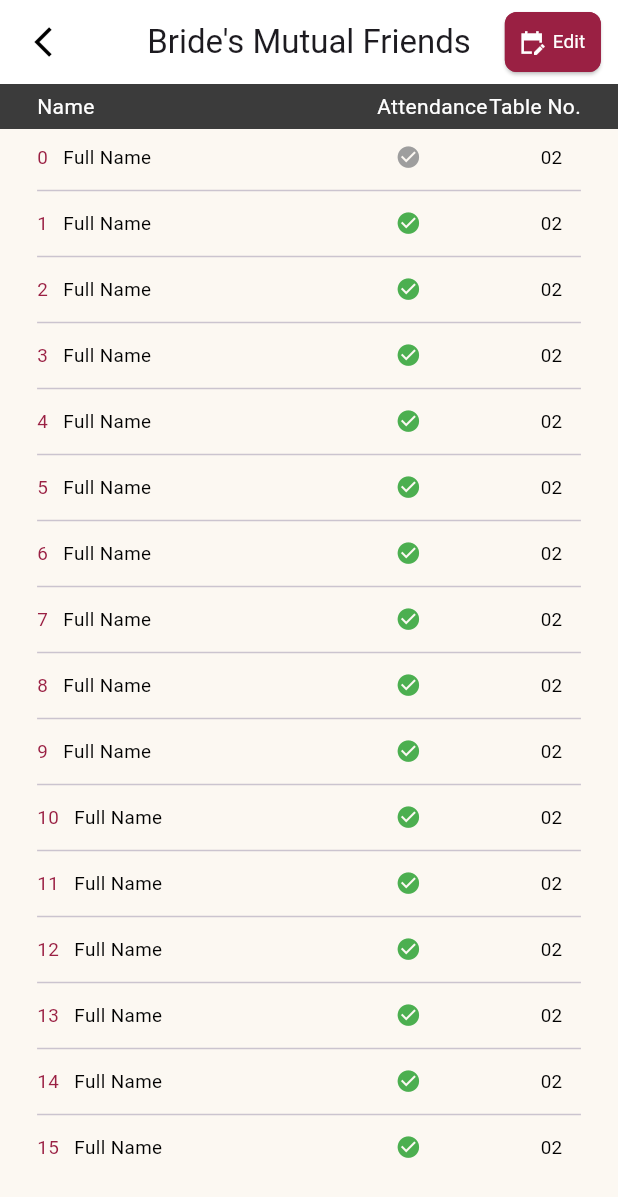
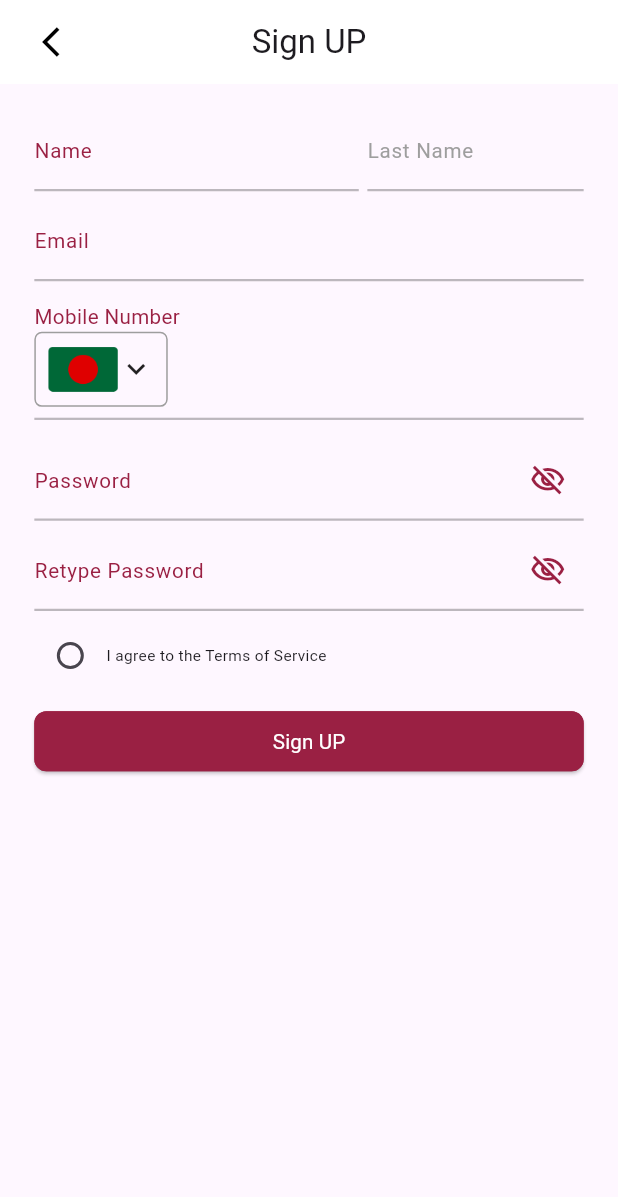
Before and after one commit to mdfahim8990/beeya, a Flutter app: the screen it shows after launch, on a phone screen of 412 x 824 dp. Shown: the top 1197 px of the screen. Run offline on Flutter 3.47's test engine with Material 3 defaults, Android fonts, the phone set to English and light mode, and no system bars; our stand-ins replace flutter_local_notifications, flutter_screenutil, google_fonts, mask_text_input_formatter, timezone.

Commit message:
Sign Up Page

```diff
--- a/lib/components/custom_button.dart
+++ b/lib/components/custom_button.dart
@@ -27,8 +27,6 @@ class CustomButton extends StatelessWidget {
   Widget build(BuildContext context) {
     ScreenUtil.init(context);
     return ElevatedButton(
-
-
       onPressed: onPressed,
       style: ElevatedButton.styleFrom(
           //minimumSize: Size.fromHeight(10), // Set this
--- a/lib/main.dart
+++ b/lib/main.dart
@@ -1,4 +1,5 @@
 import 'package:beeya/local_notification/local_notification.dart';
+import 'package:beeya/pages/auth/Sign_up.dart';
 import 'package:beeya/pages/auth/sing_in.dart';
 import 'package:beeya/pages/gift/gift_payment.dart';
 import 'package:beeya/pages/gift/send_gift.dart';
@@ -38,7 +39,7 @@ class MyApp extends StatelessWidget {
         colorScheme: ColorScheme.fromSeed(seedColor: Colors.deepPurple),
        // useMaterial3: true,
       ),
-      home:   BridesMutualFriend(),
+      home:   SignUpPage(),
     );
   }
 }
--- /dev/null
+++ b/lib/pages/auth/Sign_up.dart
@@ -0,0 +1,296 @@
+import 'package:beeya/components/custom_button.dart';
+import 'package:beeya/components/custom_text_field.dart';
+import 'package:beeya/config/them_config.dart';
+import 'package:flutter/material.dart';
+import 'package:flutter_screenutil/flutter_screenutil.dart';
+
+class SignUpPage extends StatefulWidget {
+  const SignUpPage({Key? key}) : super(key: key);
+
+  @override
+  State<SignUpPage> createState() => _SignUpPageState();
+}
+
+class _SignUpPageState extends State<SignUpPage> {
+  TextEditingController firstNameController = TextEditingController();
+  TextEditingController lastNameController = TextEditingController();
+  TextEditingController emailController = TextEditingController();
+  TextEditingController phoneNumberController = TextEditingController();
+  TextEditingController passwordController = TextEditingController();
+  TextEditingController reTypePasswordController = TextEditingController();
+  bool isChecked = false;
+  bool isActive = false;
+  bool viewPassword1 = false;
+  bool viewPassword2 = false;
+  List<String> imageUrls = [
+    'assets/images/bangladesh.png',
+    'assets/images/united-states.png',
+    // Add more image URLs as needed
+  ];
+  String selectedImage = 'assets/images/bangladesh.png';
+
+  @override
+  Widget build(BuildContext context) {
+    ScreenUtil.init(context);
+    return Scaffold(
+      appBar: AppBar(
+        title: const Text("Sign UP"),
+        centerTitle: true,
+        backgroundColor: Colors.white,
+        leading: Padding(
+          padding: const EdgeInsets.only(left: 20.0),
+          child: IconButton(
+            icon: const Icon(
+              Icons.arrow_back_ios,
+              color: Colors.black,
+            ),
+            onPressed: () {
+              Navigator.pop(context);
+            },
+          ),
+        ),
+      ),
+      body: SingleChildScrollView(
+        child: Padding(
+          padding: EdgeInsets.symmetric(horizontal: 20.0.sp),
+          child: Column(
+            crossAxisAlignment: CrossAxisAlignment.start,
+            children: [
+              SizedBox(
+                height: 15.sp,
+              ),
+              Row(
+                children: [
+                  Expanded(
+                    flex: 3,
+                    child: CustomTextField(
+                      validator: (value) {
+                        if (value == null || value.isEmpty) {
+                          return 'Please enter First Name';
+                        }
+                        return null;
+                      },
+                      controller: firstNameController,
+                      levelText: "Name",
+                      hintText: 'First Name',
+                      textInputAction: TextInputAction.done,
+                      keyboardType: TextInputType.text,
+                      //maxLength: 19,
+                    ),
+                  ),
+                  SizedBox(
+                    width: 5.sp,
+                  ),
+                  Expanded(
+                    flex: 2,
+                    child: CustomTextField(
+                      validator: (value) {
+                        if (value == null || value.isEmpty) {
+                          return 'Please enter Last Name';
+                        }
+                        return null;
+                      },
+                      controller: lastNameController,
+                      levelText: 'Last Name',
+                      levelColor: Colors.grey,
+
+                      //hintText: "Last Name",
+                      textInputAction: TextInputAction.done,
+                      keyboardType: TextInputType.text,
+                      //maxLength: 19,
+                    ),
+                  ),
+                ],
+              ),
+              SizedBox(
+                height: 5.sp,
+              ),
+              CustomTextField(
+                controller: emailController,
+                validator: (value) {
+                  if (value == null || value.isEmpty) {
+                    return 'Please enter Email Address';
+                  }
+                  return null;
+                },
+                levelText: "Email",
+                hintText: 'fahim@gmail.com',
+                textInputAction: TextInputAction.done,
+                keyboardType: TextInputType.emailAddress,
+              ),
+              SizedBox(
+                height: 12.sp,
+              ),
+              Text(
+                "Mobile Number",
+                style: TextStyle(fontSize: 12.sp, color: themPinkColor),
+              ),
+              Wrap(
+                children: <Widget>[
+                  Row(
+                    children: <Widget>[
+                      Container(
+                        decoration: BoxDecoration(
+                          border: Border.all(color: Colors.grey),
+                          // Border properties
+                          borderRadius: BorderRadius.circular(
+                              5), // Optional: Border radius
+                        ),
+                        child: PopupMenuButton<String>(
+                          icon: Row(
+                            children: [
+                              Image(
+                                  height: 30,
+                                  image: AssetImage("$selectedImage")),
+                              const Icon(Icons.keyboard_arrow_down),
+                            ],
+                          ),
+                          itemBuilder: (BuildContext context) {
+                            return imageUrls.map((imageUrl) {
+                              return PopupMenuItem<String>(
+                                value: imageUrl,
+                                child: SizedBox(
+                                  child: Row(
+                                    children: [
+                                      Image.asset(
+                                        imageUrl,
+                                        width: 24,
+                                        // Adjust the width of the image if needed
+                                        height:
+                                            24, // Adjust the height of the image if needed
+                                      ),
+                                      const SizedBox(
+                                        width: 5,
+                                      ),
+                                      const Text("Country")
+                                    ],
+                                  ),
+                                ),
+                              );
+                            }).toList();
+                          },
+                          onSelected: (String selectedImageUrl) {
+                            // Handle selection of image URL
+                            setState(() {
+                              selectedImage = selectedImageUrl;
+                            });
+                          },
+                        ),
+                      ),
+                      Flexible(
+                        child: CustomTextField(
+                          controller: phoneNumberController,
+                          //levelText: "Email",
+                          validator: (value) {
+                            if (value == null || value.isEmpty) {
+                              return 'Please enter Phone Number';
+                            }
+                            return null;
+                          },
+                          onTap: () {
+                            setState(() {
+                              isActive = true;
+                            });
+                          },
+                          textInputAction: TextInputAction.done,
+                          keyboardType: TextInputType.number,
+                          enabledBorderColor: Colors.transparent,
+                          focusedBorderColors: Colors.transparent,
+                        ),
+                      ),
+                    ],
+                  ),
+                ],
+              ),
+              Divider(
+                color: isActive ? themPinkColor : Colors.black26,
+                thickness: 1.5,
+              ),
+              SizedBox(
+                height: 5.sp,
+              ),
+              CustomTextField(
+                controller: passwordController,
+                validator: (value) {
+                  if (value == null || value.isEmpty) {
+                    return 'Please enter Password';
+                  }
+                  return null;
+                },
+                levelText: 'Password',
+                levelColor: themPinkColor,
+                obscureText: viewPassword1 ? false : true,
+                suffixIcon: IconButton(
+                  padding: EdgeInsets.zero,
+                  onPressed: () {
+                    setState(() {
+                      if (!viewPassword1) {
+                        viewPassword1 = true;
+                      } else {
+                        viewPassword1 = false;
+                      }
+                    });
+                  },
+                  icon: viewPassword1
+                      ? const Icon(Icons.visibility_outlined,color: themPinkColor,)
+                      : const Icon(Icons.visibility_off_outlined,color: themPinkColor,),
+                ),
+              ),
+              SizedBox(
+                height: 5.sp,
+              ),
+              CustomTextField(
+                controller: reTypePasswordController,
+                validator: (value) {
+                  if (value == null || value.isEmpty) {
+                    return 'Please Re-Type Password';
+                  }
+                  return null;
+                },
+                obscureText: viewPassword2 ? false : true,
+                suffixIcon: IconButton(
+                  padding: EdgeInsets.zero,
+                  onPressed: () {
+                    setState(() {
+                      if (!viewPassword2) {
+                        viewPassword2 = true;
+                      } else {
+                        viewPassword2 = false;
+                      }
+                    });
+                  },
+                  icon: viewPassword2
+                      ? const Icon(Icons.visibility_outlined,color: themPinkColor,)
+                      : const Icon(Icons.visibility_off_outlined,color: themPinkColor,),
+                ),
+                levelText: 'Retype Password',
+                levelColor: themPinkColor,
+              ),
+              SizedBox(height: 5.sp,),
+              Row(
+                children: [
+                  Checkbox(
+                    value: isChecked,
+                    activeColor: Colors.green,
+                    onChanged: (bool? value) {
+                      setState(() {
+                        isChecked = value!;
+                      });
+                    },
+                    // materialTapTargetSize: MaterialTapTargetSize.padded,
+                    shape: RoundedRectangleBorder(
+                      borderRadius: BorderRadius.circular(50), // Adjust the radius as needed
+                    ),
+                  ),
+                  Text("I agree to the Terms of Service",style: TextStyle(fontSize: 9.sp),),
+                ],
+              ),
+              SizedBox(height: 8.sp,),
+              CustomButton(onPressed: (){}, backGroundColor: themPinkColor,buttonText: 'Sign UP',)
+            ],
+          ),
+        ),
+      ),
+    );
+  }
+}
```
